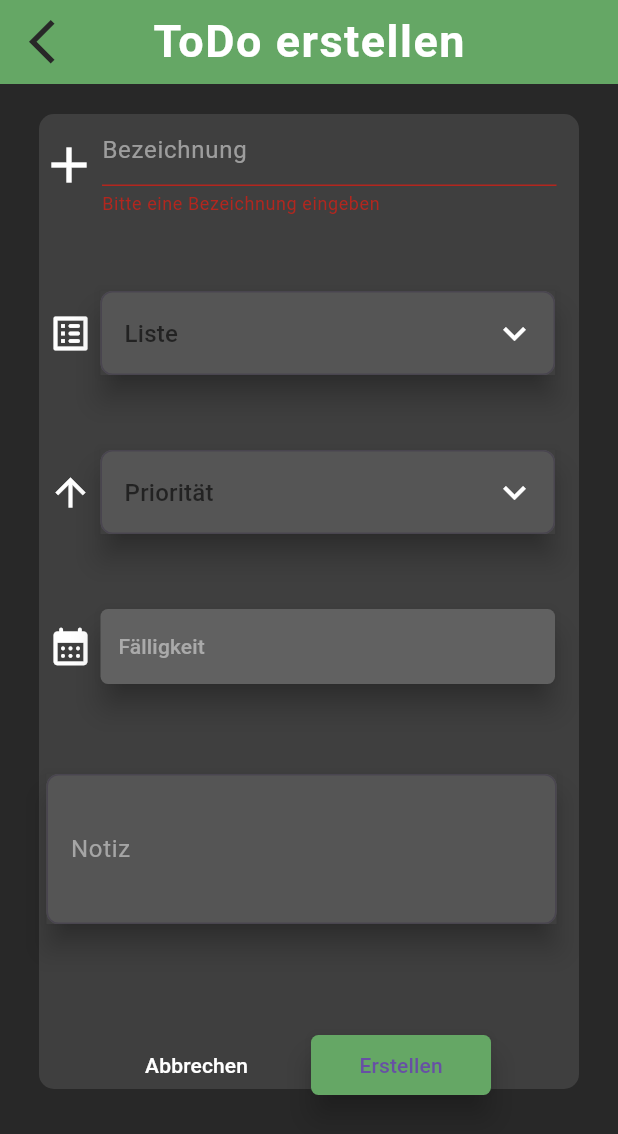
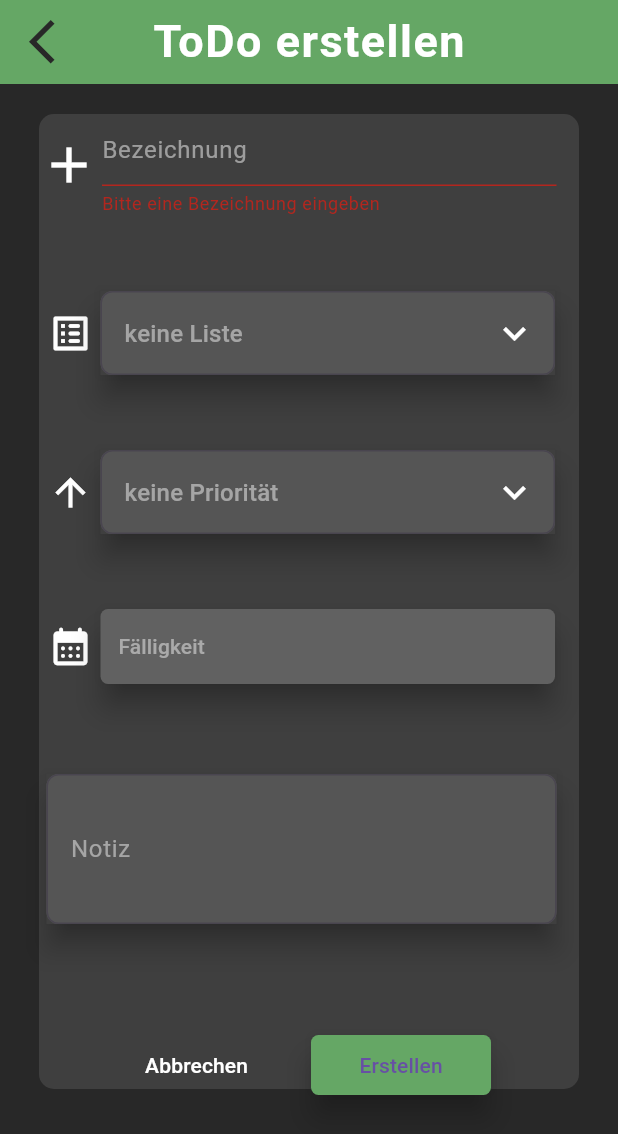
Before and after one commit to JonasBartlla/software_engineering_project_flutter, a Flutter app: the screen it shows once a user with an empty profile is signed in, item 2 of the bottom bar chosen, after a tap on "Erstellen", on a phone screen of 412 x 824 dp. Shown: the top 1134 px of the screen. Run offline on Flutter 3.47's test engine with Material 3 defaults, Android fonts, the phone set to English and light mode, and no system bars; our stand-ins replace cloud_firestore, firebase_auth, firebase_core, flutter_spinkit; missing offline and left inert: dart:html, list_ext; accounts and stored records are empty; Roboto replaces fonts that are missing (Comfortaa); project files that could hold a hidden picture were left out.

Commit message:
change priority and list so it cant be null instead a string placeholder is used

```diff
--- a/lib/pages/home/tasks/create_task_screen.dart
+++ b/lib/pages/home/tasks/create_task_screen.dart
@@ -10,7 +10,7 @@ import 'package:software_engineering_project_flutter/shared/date_time_picker_wid
 import 'package:provider/provider.dart';
 
 class CreateToDo extends StatefulWidget {
-  final String? listCreatedFrom;
+  final String listCreatedFrom;
   final List<String> availableLists;
   const CreateToDo({required this.listCreatedFrom, required this.availableLists, super.key});
 
@@ -24,15 +24,15 @@ class _CreateToDoState extends State<CreateToDo> {
   //Felder eines ToDos
   String title = '';
   String note = '';
-  late String? list;
+  late String list;
   int priority = 0;
   DateTime dateAndTime = DateTime.fromMillisecondsSinceEpoch(0); //soll nicht null sein
 
   //Listen für die Dropdowns
   late List<String> categories;
-  List<String> priorities = ['Hoch', 'Mittel', 'Niedrig'];
+  List<String> priorities = ['keine Priorität','Hoch', 'Mittel', 'Niedrig'];
   List<DocumentReference> lists = [];
-  late String? listCreatedFrom;
+  late String listCreatedFrom;
 
   @override
   void initState() {
@@ -196,6 +196,7 @@ class _CreateToDoState extends State<CreateToDo> {
                                 elevation: 8,
                                 shadowColor: AppColors.myShadowColor,
                                 child: DropdownButtonFormField<String>(
+                                  value: 'keine Priorität',
                                   decoration: textInputDecoration.copyWith(
                                       hintText: 'Priorität'),
                                   dropdownColor:
--- a/lib/pages/home/tasks/edit_task_screen.dart
+++ b/lib/pages/home/tasks/edit_task_screen.dart
@@ -45,7 +45,7 @@ class _EditTodoState extends State<EditTodo> {
 
   //Listen für die Dropdowns
   late List<String> categories;
-  List<String> priorities = ['Hoch', 'Mittel', 'Niedrig'];
+  List<String> priorities = ['keine Priorität','Hoch', 'Mittel', 'Niedrig'];
   List<DocumentReference> lists = [];
 
 
@@ -218,8 +218,7 @@ class _EditTodoState extends State<EditTodo> {
                                 elevation: 8,
                                 shadowColor: AppColors.myShadowColor,
                                 child: DropdownButtonFormField<String>(
-                                  value: task.priority == 0 ? null : _database.getPriority(task.priority),
-
+                                  value: _database.getPriority(task.priority),
                                   decoration: textInputDecoration.copyWith(
                                       hintText: 'Priorität'),
                                   dropdownColor: AppColors.myCheckITDarkGrey,
--- a/lib/services/databaseService.dart
+++ b/lib/services/databaseService.dart
@@ -18,7 +18,7 @@ class DatabaseService{
     taskCollection = FirebaseFirestore.instance.collection('tasks');
   }
 
-  final priorityDict = {"no priority":0,"Niedrig": 1, "Mittel": 2, "Hoch": 3};
+  final priorityDict = {"keine Priorität" :0,"Niedrig": 1, "Mittel": 2, "Hoch": 3};
 
   //final CollectionReference userCollection = FirebaseFirestore.instance.collection('users').doc(uid).collection('taskCollection');
 
@@ -84,16 +84,13 @@ class DatabaseService{
     .map((e){ // get description of Lists
       return e.get('description') as String;
     }).toList();
+    lists.add('keine Liste');
     return lists;
   }
 
   //add Task
-  Future addTask(String description, String note, DateTime maturityDate, bool notificationOn, int priority, List<DocumentReference>? lists, bool done, String? list) async {
+  Future addTask(String description, String note, DateTime maturityDate, bool notificationOn, int priority, List<DocumentReference>? lists, bool done, String list) async {
     //adding the Task
-    if(list == null){
-      list = 'keine Liste';
-    }
-
     return  await taskCollection.add({
       'description': description,
       'note': note,
--- a/lib/shared/navbar.dart
+++ b/lib/shared/navbar.dart
@@ -33,7 +33,7 @@ class _MyBottomNavigationBarState extends State<MyBottomNavigationBar> {
         });
         if(_currentIndex == 1){
           _database.getAvailableListForUser().then((lists){
-          Navigator.push(context, MaterialPageRoute(builder: (context) => CreateToDo(listCreatedFrom: null, availableLists: lists)));
+          Navigator.push(context, MaterialPageRoute(builder: (context) => CreateToDo(listCreatedFrom: 'keine Liste', availableLists: lists)));
           });
           _currentIndex = 0;
         }
```
